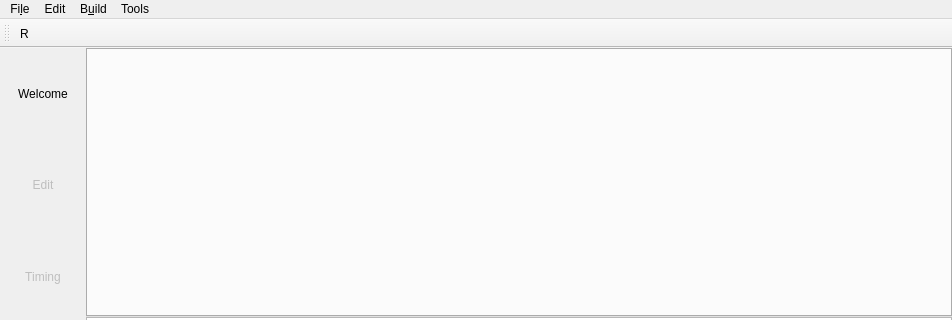
Old version of the form mainwindow.ui in the repository libresilicon/qtflow; both pictures show x 0 to 952 and y 0 to 320 of the 952 by 621 pixel window.
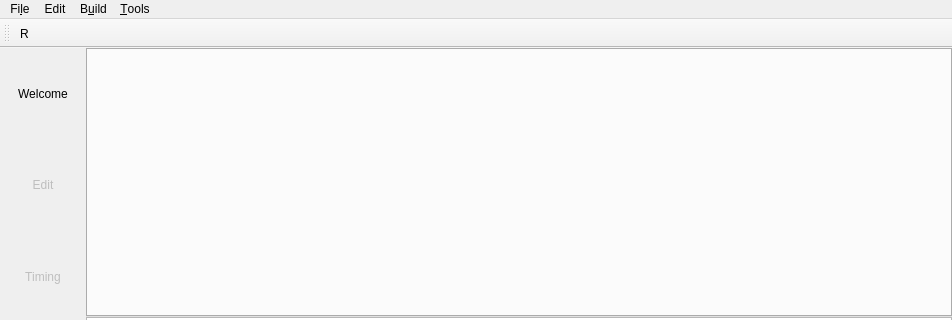
New version of the form.

The edit to the form file:
```diff
--- a/mainwindow.ui
+++ b/mainwindow.ui
@@ -242,7 +242,7 @@
      <x>0</x>
      <y>0</y>
      <width>952</width>
-     <height>22</height>
+     <height>29</height>
     </rect>
    </property>
    <widget class="QMenu" name="menuFile">
@@ -288,7 +288,7 @@
    </widget>
    <widget class="QMenu" name="menuTools">
     <property name="title">
-     <string>Tools</string>
+     <string>&amp;Tools</string>
     </property>
     <addaction name="menuIOPads"/>
     <addaction name="separator"/>
```
Left out of the diff: 2 changed lines with no effect on the pictures.
